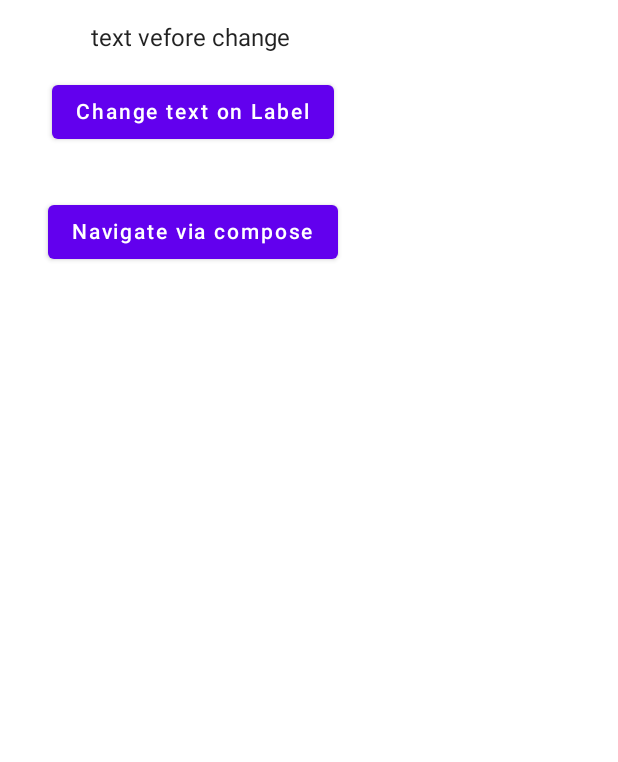
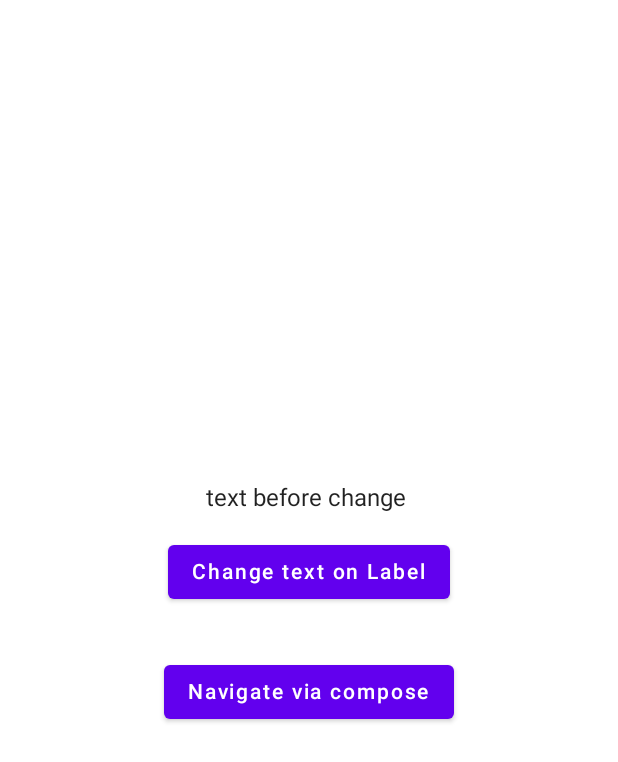
Before and after one commit to audiserg/loglord, an Android app built with Jetpack Compose: the screen it shows after launch (MainActivity), on a phone screen of 412 x 824 dp. Shown: the top 762 px of the screen. Run offline under Robolectric (Android 15) with nearby library versions, the phone set to English and light mode, and no system bars.

Commit message:
UI fix, button added

```diff
--- a/app/src/main/java/com/example/demoaopcompose/MainActivity.kt
+++ b/app/src/main/java/com/example/demoaopcompose/MainActivity.kt
@@ -3,8 +3,7 @@ package com.example.demoaopcompose
 import android.os.Bundle
 import androidx.activity.ComponentActivity
 import androidx.activity.compose.setContent
-import androidx.compose.foundation.layout.Column
-import androidx.compose.foundation.layout.padding
+import androidx.compose.foundation.layout.*
 import androidx.compose.material.*
 import androidx.compose.runtime.*
 import androidx.compose.ui.Alignment
@@ -14,7 +13,6 @@ import androidx.navigation.NavHostController
 import androidx.navigation.compose.NavHost
 import androidx.navigation.compose.composable
 import androidx.navigation.compose.rememberNavController
-import com.example.demoaopcompose.aspect.LogAOP
 import com.example.demoaopcompose.ui.theme.DemoaopcomposeTheme
 
 class MainActivity : ComponentActivity() {
@@ -38,13 +36,13 @@ object Nav {
     fun navigator() {
         navController = rememberNavController()
         NavHost(navController = navController, startDestination = "first") {
-            composable("first") { UI.mainPageOne("text vefore change ", navController) }
-            composable("second") { UI.secondPage(/*...*/) }
+            composable("first") { UI.mainPageOne("text before change ", navController) }
+            composable("second") { UI.secondPage(/*...*/navController) }
             /*...*/
         }
     }
 }
-@LogAOP
+// @LogAOP
 object UI {
     @Composable
     // @LogAOP
@@ -67,7 +65,8 @@ object UI {
         var textlabel1 = textlabel
         Column(
             horizontalAlignment = Alignment.CenterHorizontally,
-            modifier = Modifier.padding(16.dp)
+            modifier = Modifier.padding(16.dp).fillMaxWidth().fillMaxHeight(),
+            verticalArrangement = Arrangement.Center
         ) {
             Text(text = textlabel1)
             Button(onClick = b1ClickListener, modifier = Modifier.padding(all = 16.dp)) {
@@ -81,12 +80,19 @@ object UI {
     }
 
     @Composable
-    fun secondPage() {
+    fun secondPage(navController: NavHostController) {
         Scaffold {
             Surface {
 
-                Column(horizontalAlignment = Alignment.CenterHorizontally) {
+                Column(
+                    horizontalAlignment = Alignment.CenterHorizontally,
+                    verticalArrangement = Arrangement.Center,
+                    modifier = Modifier.fillMaxSize()
+                ) {
                     Text("SecondPage")
+                    Button(onClick = { navController.popBackStack() }, modifier = Modifier.padding(all = 16.dp)) {
+                    Text("Back")
+                }
                 }
             }
         }
--- a/app/src/main/java/com/example/demoaopcompose/aspect/LogAspect.kt
+++ b/app/src/main/java/com/example/demoaopcompose/aspect/LogAspect.kt
@@ -10,8 +10,8 @@ class LogAspect {
     // @Before("execution(* notifyAnalytics(..))||@annotation(LogAOP)")
     // @Before("execution(@LogAOP * *(..))") any method with AOP?
     // @Before("call( * com.example.demoaopcompose.UI.*(..))")// to the any function in UI........v
-     //@Before("call( * androidx.navigation.NavController.*(..))")// to the call point in my code.v
-     @Before("call( * androidx.navigation.*.*(..))")// .....................................v
+    // @Before("call( * androidx.navigation.NavController.*(..))")// to the call point in my code.v
+    @Before("call( * androidx.navigation.*.*(..))") // .....................................v
     // @Before("call(* *.navigate(..))") // any method call not work with google
     // @Before("within(*.NavController)") // any method call
     // @Before("call(* navigate(..))") // not work
@@ -19,7 +19,7 @@ class LogAspect {
     // @Before("set(* *)&& @annotation(LogAOP)") // not work
     // @Before("get(* navController)") // not work
 
-    // @Before("@within(LogAOP)")
+    // @Before("@within(LogAOP)")...................v
     // @Before("@within(LogAOP) || @annotation(LogAOP)")
     fun before(joinPoint: JoinPoint) {
         Log.d(
```
